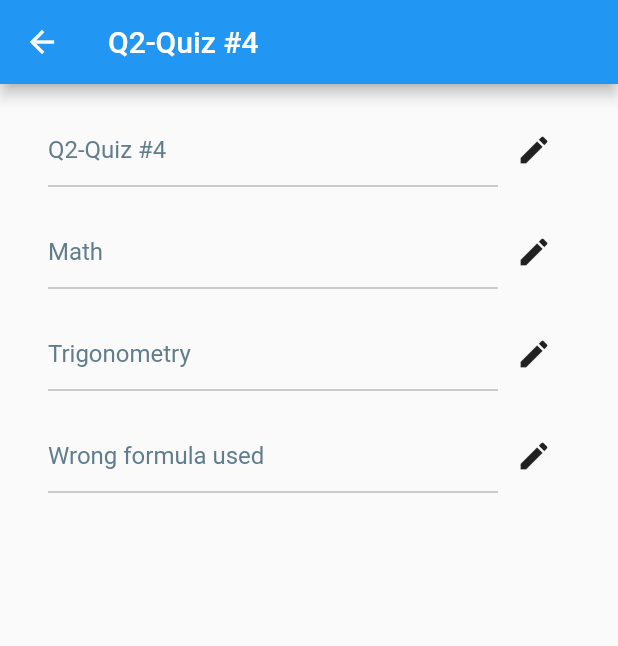
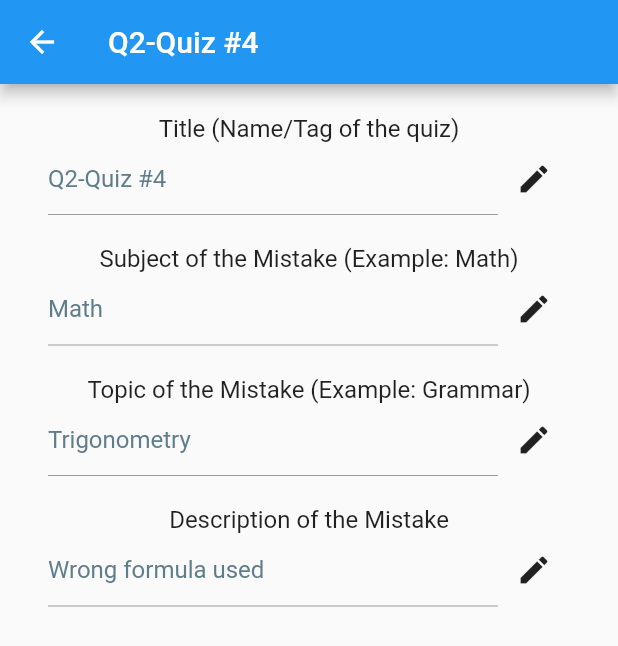
Before and after one commit to Nqile/flutter_mistake_app, a Flutter app: the screen it shows after launch, after a tap on an icon or button, on a phone screen of 412 x 824 dp. Shown: the top 646 px of the screen. Run offline on Flutter 3.47's test engine with Material 2 defaults, Android fonts, the phone set to English and light mode, and no system bars.

Commit message:
Minor changes
- Added a description of which textfields are which

```diff
--- a/lib/entry_editor.dart
+++ b/lib/entry_editor.dart
@@ -30,6 +30,8 @@ class _entry_editorState extends State<entry_editor> {
           children: <Widget>[
             //---------------------title------------------------//
             Padding(padding: EdgeInsets.only(top: 20.0)),
+            Text("Title (Name/Tag of the quiz)",
+                style: TextStyle(fontSize: 16.0)),
             Container(
               child: Row(
                 mainAxisAlignment: MainAxisAlignment.center,
@@ -61,6 +63,8 @@ class _entry_editorState extends State<entry_editor> {
             ),
 //  -------------------------subject------------------------//
             Padding(padding: EdgeInsets.only(top: 20.0)),
+            Text("Subject of the Mistake (Example: Math)",
+                style: TextStyle(fontSize: 16.0)),
             Container(
               child: Row(
                 mainAxisAlignment: MainAxisAlignment.center,
@@ -91,6 +95,8 @@ class _entry_editorState extends State<entry_editor> {
             ),
 //  -------------------------topic------------------------//
             Padding(padding: EdgeInsets.only(top: 20.0)),
+            Text("Topic of the Mistake (Example: Grammar)",
+                style: TextStyle(fontSize: 16.0)),
             Container(
               child: Row(
                 mainAxisAlignment: MainAxisAlignment.center,
@@ -121,6 +127,8 @@ class _entry_editorState extends State<entry_editor> {
             ),
 //  -------------------------desc------------------------//
             Padding(padding: EdgeInsets.only(top: 20.0)),
+            Text("Description of the Mistake",
+                style: TextStyle(fontSize: 16.0)),
             Container(
               child: Row(
                 mainAxisAlignment: MainAxisAlignment.center,
```
